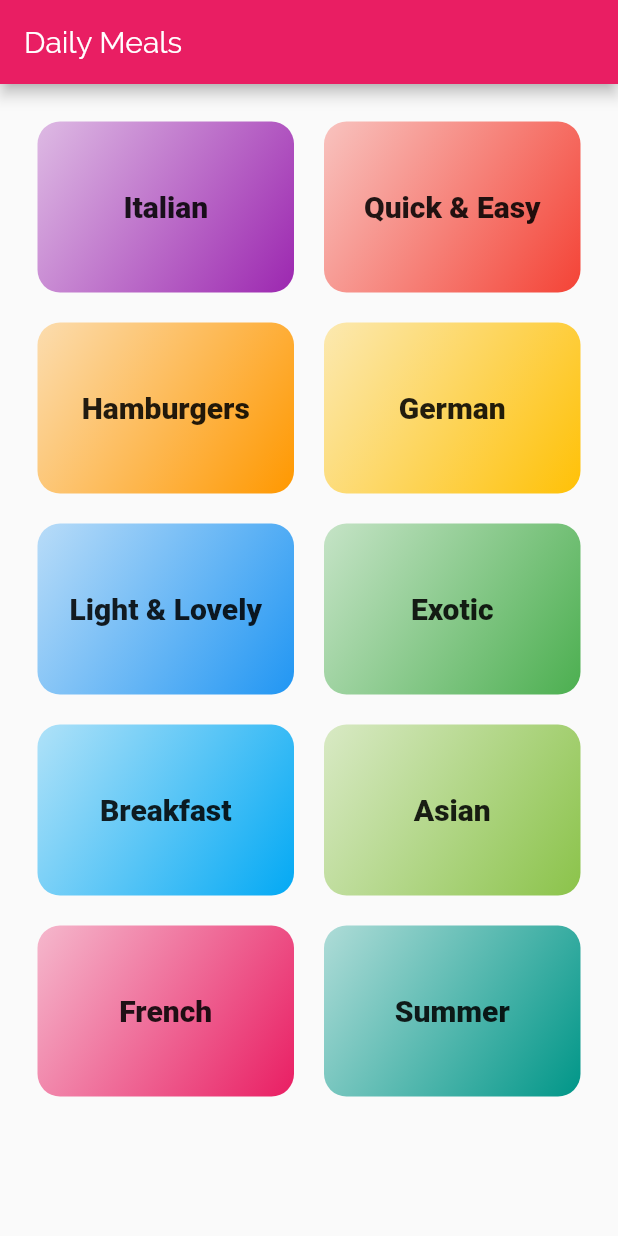
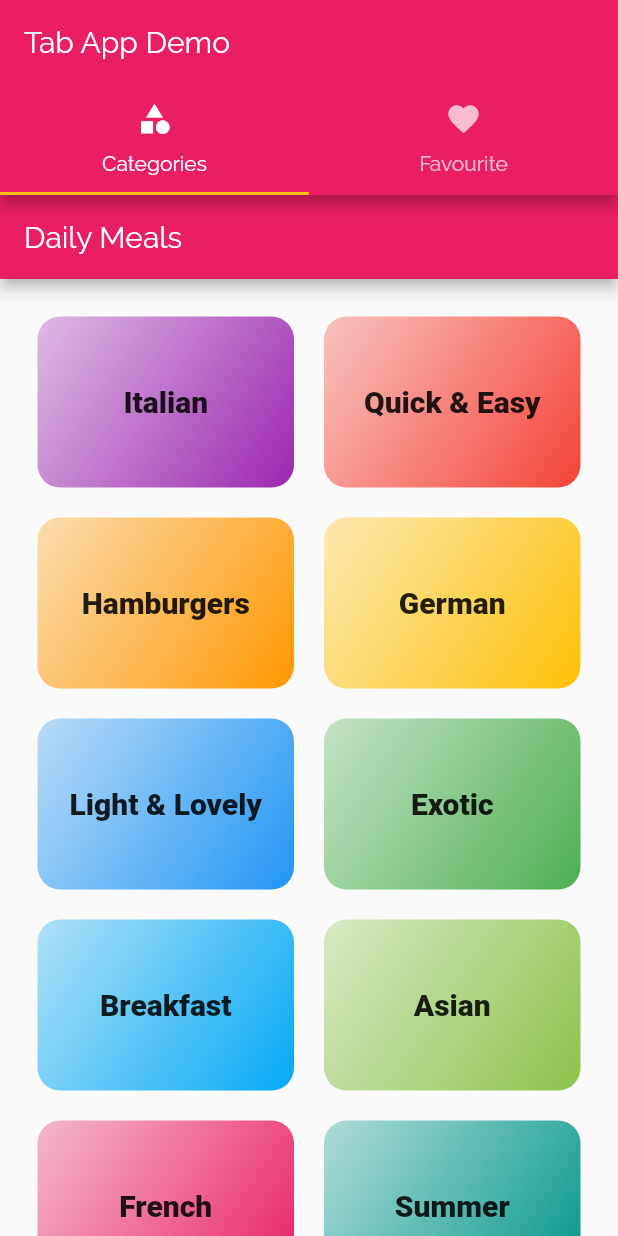
Before and after one commit to sunilkr123/Fluter-Basic-MorethanOneScreen-MealsApp, a Flutter app: the screen it shows after launch, on a phone screen of 412 x 824 dp. Run offline on Flutter 3.47's test engine with Material 2 defaults, Android fonts, the phone set to English and light mode, and no system bars; Roboto replaces fonts that are missing (RoboCondensed).

Commit message:
tab bar added

```diff
--- a/lib/main.dart
+++ b/lib/main.dart
@@ -1,6 +1,7 @@
 import 'package:flutter/material.dart';
 import 'package:more_than_one_screen/category_meals_screen.dart';
 import 'package:more_than_one_screen/screens/meal_details.dart';
+import './screens/tab_screens.dart';
 import './category_screen.dart';
 
 void main() {
@@ -40,11 +41,10 @@ class MyApp extends StatelessWidget {
       // home: CategoryScreen(),
       initialRoute: '/',
       routes: {
-        '/': (ctx) => CategoryScreen(),
+        '/': (ctx) => TabBarScreen(),//CategoryScreen(),
         CategoryMealScreen.routeName :(ctx)=> CategoryMealScreen(),
        MealDetails.routeNamed: (ctx) => MealDetails()
       },
-
        //this can be used when the pushed screen rout is not found
       // onGenerateRoute: (settings) {
       //   return MaterialPageRoute(builder: (ctx) => CategoryScreen(),);
--- /dev/null
+++ b/lib/screens/tab_screens.dart
@@ -0,0 +1,59 @@
+import 'package:flutter/material.dart';
+import 'package:more_than_one_screen/category_screen.dart';
+import 'package:more_than_one_screen/screens/favourite_screen.dart';
+
+class TabBarScreen extends StatefulWidget {
+  const TabBarScreen({Key? key}) : super(key: key);
+
+  @override
+  _TabBarScreenState createState() => _TabBarScreenState();
+}
+
+class _TabBarScreenState extends State<TabBarScreen> {
+
+  final List<Map<String, Object>> _pages = [
+    {
+      'page': CategoryScreen(),
+      'title': 'Categories',
+    },
+    {
+      'page': FavouriteScreen(),
+      'title': 'Your Favorite',
+    },
+  ];
+
+  int _selectedPageIndex = 0;
+
+  void _selectPage(int index) {
+    setState(() {
+      _selectedPageIndex = index;
+    });
+  }
+
+  @override
+  Widget build(BuildContext context) {
+    return DefaultTabController(
+        length: 2,
+        child: Scaffold(
+          appBar: AppBar(
+            title: Text('Tab App Demo'),
+            bottom: TabBar(
+              tabs: [
+                Tab(
+                  icon: Icon(Icons.category),
+                  text: 'Categories',
+                ),
+                Tab(
+                  icon: Icon(Icons.favorite),
+                  text: 'Favourite',
+                )
+              ],
+            ),
+          ),
+          body: TabBarView(children: [
+            CategoryScreen(),
+            FavouriteScreen()
+          ]),
+        ));
+  }
+}
```
Also changed, not shown: lib/screens/favourite_screen.dart (added, +19 -0 lines), lib/screens/meal_details.dart (+10 -13 lines).
